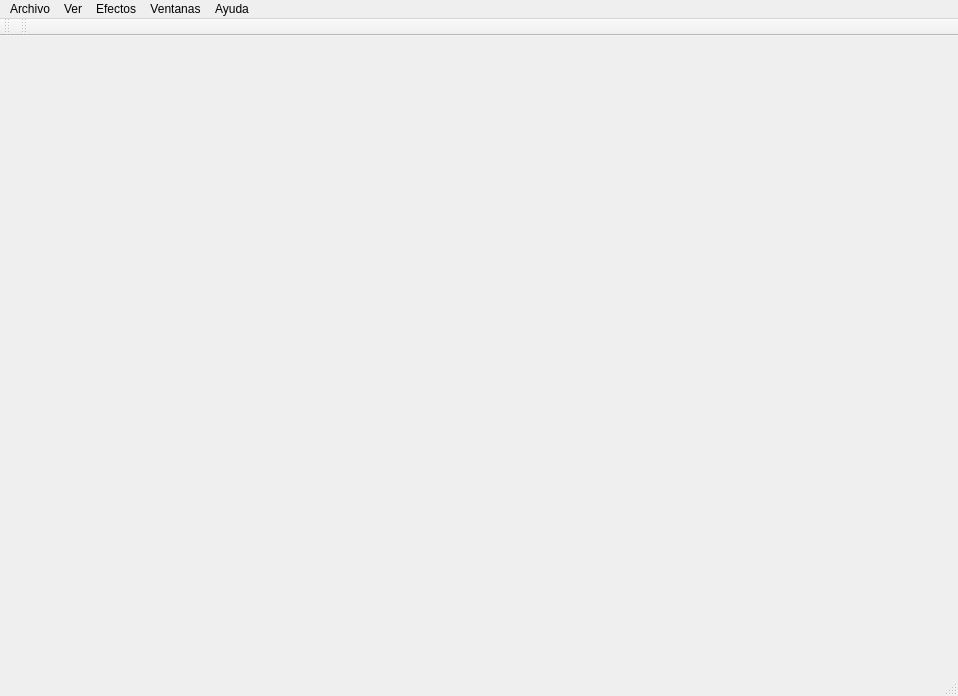
The window that src/forms/mainwindow.ui (alu0100585704/VPO) describes before a commit, drawn with Qt 5.
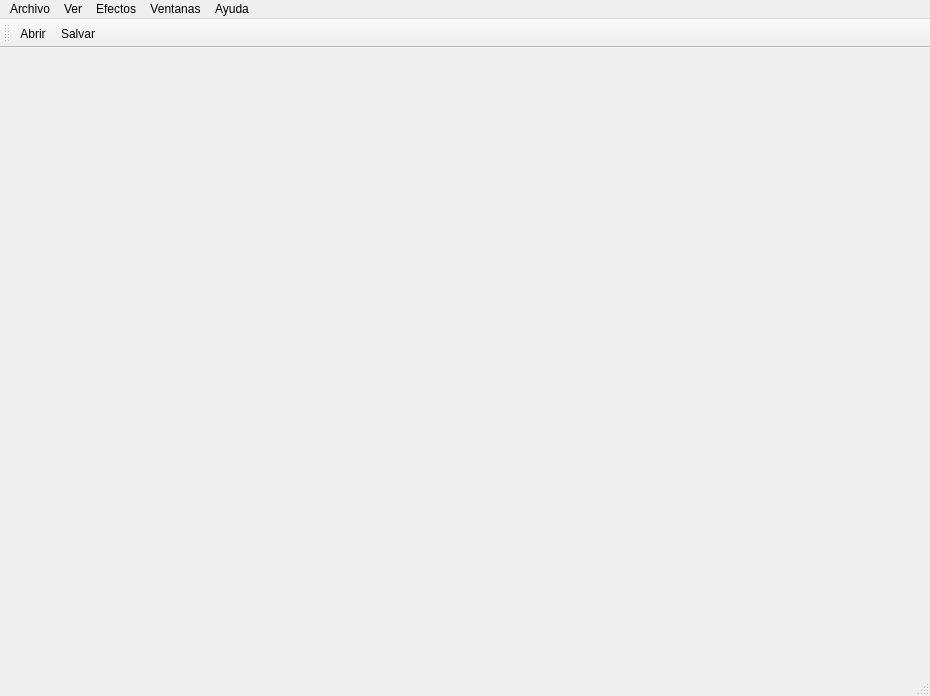
The same window after the commit. Icons and pictures are not drawn.

Diff of the .ui file:
```diff
--- a/src/forms/mainwindow.ui
+++ b/src/forms/mainwindow.ui
@@ -6,20 +6,23 @@
    <rect>
     <x>0</x>
     <y>0</y>
-    <width>958</width>
+    <width>930</width>
     <height>696</height>
    </rect>
   </property>
   <property name="windowTitle">
    <string>MainWindow</string>
   </property>
+  <property name="toolButtonStyle">
+   <enum>Qt::ToolButtonIconOnly</enum>
+  </property>
   <widget class="QWidget" name="centralWidget"/>
   <widget class="QMenuBar" name="menuBar">
    <property name="geometry">
     <rect>
      <x>0</x>
      <y>0</y>
-     <width>958</width>
+     <width>930</width>
      <height>21</height>
     </rect>
    </property>
@@ -82,14 +85,7 @@
    <addaction name="menuVentanas"/>
    <addaction name="menuAyuda"/>
   </widget>
-  <widget class="QToolBar" name="mainToolBar">
-   <attribute name="toolBarArea">
-    <enum>TopToolBarArea</enum>
-   </attribute>
-   <attribute name="toolBarBreak">
-    <bool>false</bool>
-   </attribute>
-  </widget>
+  <widget class="QStatusBar" name="statusBar"/>
   <widget class="QToolBar" name="toolBar">
    <property name="windowTitle">
     <string>toolBar</string>
@@ -100,8 +96,9 @@
    <attribute name="toolBarBreak">
     <bool>false</bool>
    </attribute>
+   <addaction name="actionOpenFiles"/>
+   <addaction name="actionSaveFile"/>
   </widget>
-  <widget class="QStatusBar" name="statusBar"/>
   <action name="actionOpenFiles">
    <property name="text">
     <string>Abrir</string>
```
Left out of the diff: 21 changed lines with no effect on the pictures.
